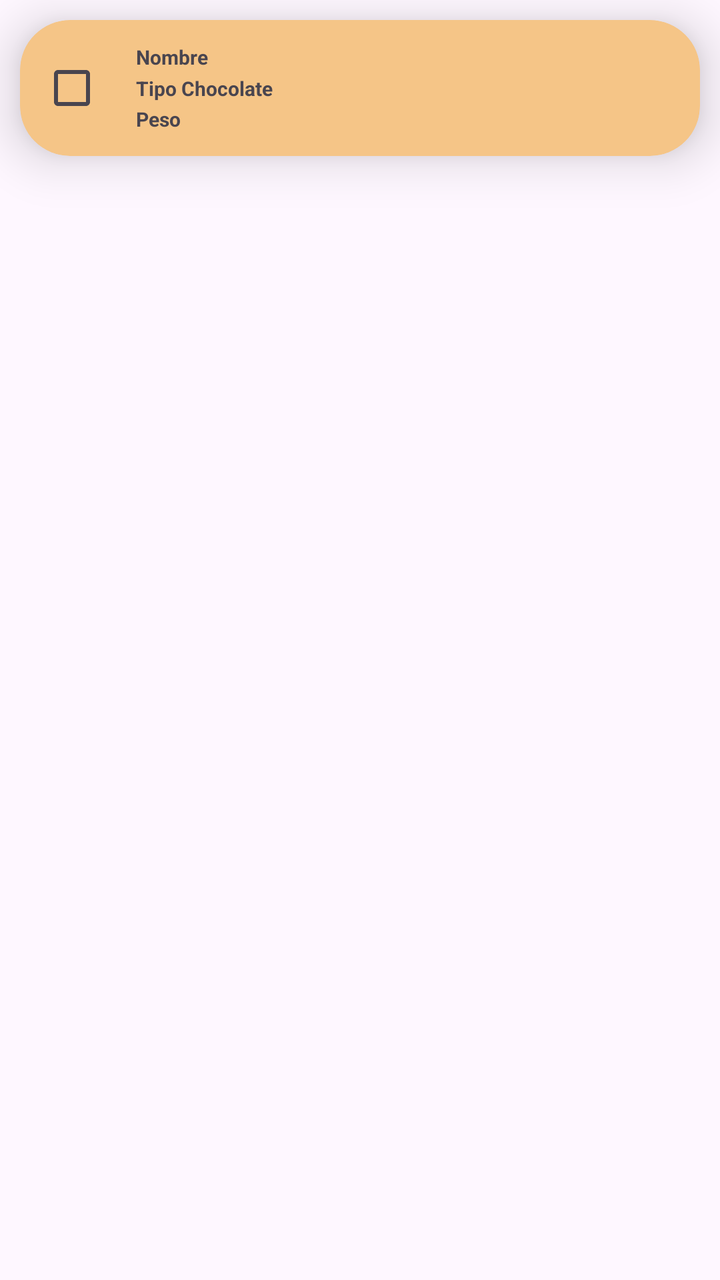
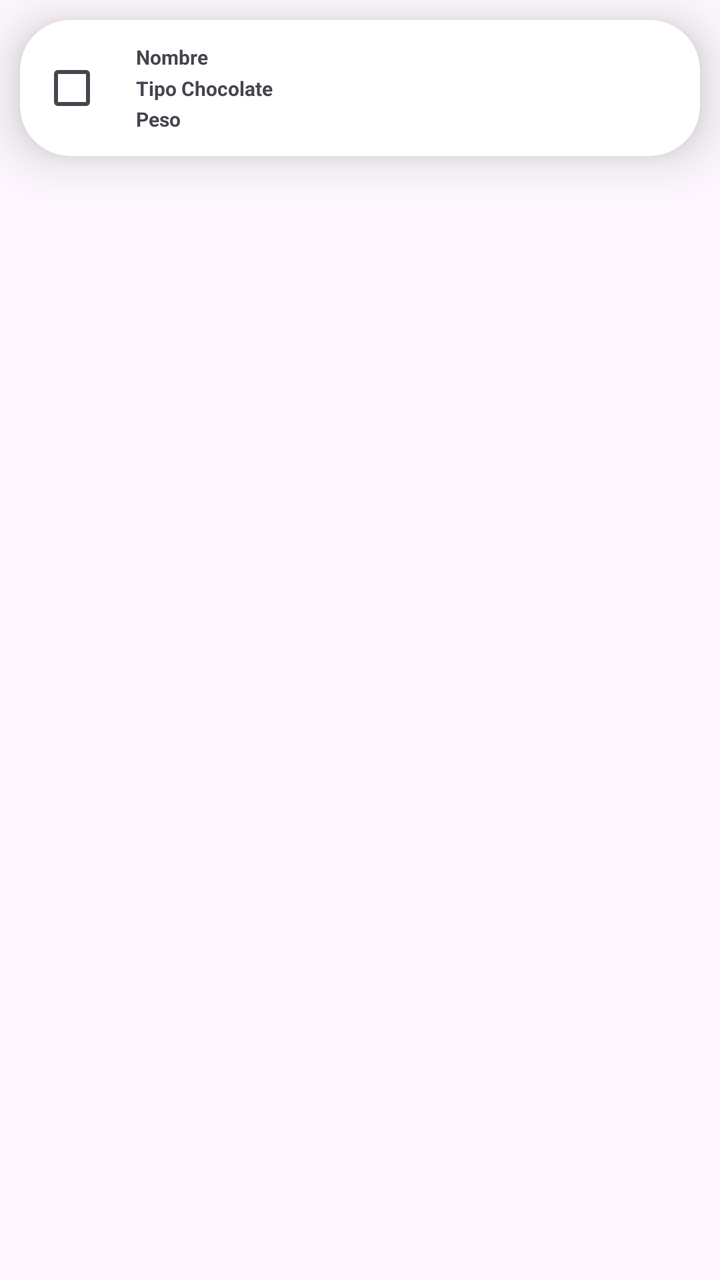

Before-and-after screenshots of an Android layout around one commit, followed by the original layout XML and the change that was made.
<!-- AndroidManifest.xml: application theme Theme.Chocolate -->
<!-- res/layout/item_holder_eliminar.xml -->
<?xml version="1.0" encoding="utf-8"?>
<LinearLayout xmlns:android="http://schemas.android.com/apk/res/android"
    xmlns:app="http://schemas.android.com/apk/res-auto"
    android:orientation="vertical"
    android:layout_width="match_parent"
    android:layout_height="80dp">

    <androidx.cardview.widget.CardView
        android:layout_width="match_parent"
        android:layout_height="wrap_content"
        android:layout_gravity="center"
        app:cardBackgroundColor="#f5c587"
        app:cardElevation="15dp"
        app:cardCornerRadius="25dp"
        android:layout_margin="10dp">

        <androidx.constraintlayout.widget.ConstraintLayout
            android:layout_width="match_parent"
            android:layout_height="wrap_content"
            android:padding="10dp">

            <CheckBox
                android:id="@+id/cbSelect"
                android:layout_width="wrap_content"
                android:layout_height="wrap_content"
                app:layout_constraintTop_toTopOf="parent"
                app:layout_constraintBottom_toBottomOf="parent"
                app:layout_constraintStart_toStartOf="parent" />

            <TextView
                android:id="@+id/tvNombre"
                android:layout_width="wrap_content"
                android:layout_height="wrap_content"
                android:text="Nombre"
                android:textSize="10sp"
                android:textStyle="bold"
                app:layout_constraintTop_toTopOf="parent"
                app:layout_constraintStart_toEndOf="@+id/cbSelect"
                app:layout_constraintBottom_toTopOf="@+id/tvTipo" />

            <TextView
                android:id="@+id/tvTipo"
                android:layout_width="wrap_content"
                android:layout_height="wrap_content"
                android:text="Tipo Chocolate"
                android:textSize="10sp"
                android:textStyle="bold"
                app:layout_constraintTop_toBottomOf="@+id/tvNombre"
                app:layout_constraintStart_toEndOf="@+id/cbSelect"
                app:layout_constraintBottom_toTopOf="@+id/tvPeso" />

            <TextView
                android:id="@+id/tvPeso"
                android:layout_width="wrap_content"
                android:layout_height="wrap_content"
                android:text="Peso"
                android:textStyle="bold"
                android:textSize="10sp"
                app:layout_constraintTop_toBottomOf="@+id/tvTipo"
                app:layout_constraintStart_toEndOf="@+id/cbSelect"
                app:layout_constraintBottom_toBottomOf="parent" />

        </androidx.constraintlayout.widget.ConstraintLayout>
    </androidx.cardview.widget.CardView>
</LinearLayout>
<!-- resources referenced by this layout -->
<resources>
  <style name="Theme.Chocolate" parent="Base.Theme.Chocolate" />
  <style name="Base.Theme.Chocolate" parent="Theme.Material3.DayNight.NoActionBar">
          
          
      </style>
</resources>

<!-- the commit's change to res/layout/item_holder_eliminar.xml (unified diff, before → after) -->
@@ -9,7 +9,7 @@
         android:layout_width="match_parent"
         android:layout_height="wrap_content"
         android:layout_gravity="center"
-        app:cardBackgroundColor="#f5c587"
+        app:cardBackgroundColor="#FFFF"
         app:cardElevation="15dp"
         app:cardCornerRadius="25dp"
         android:layout_margin="10dp">
